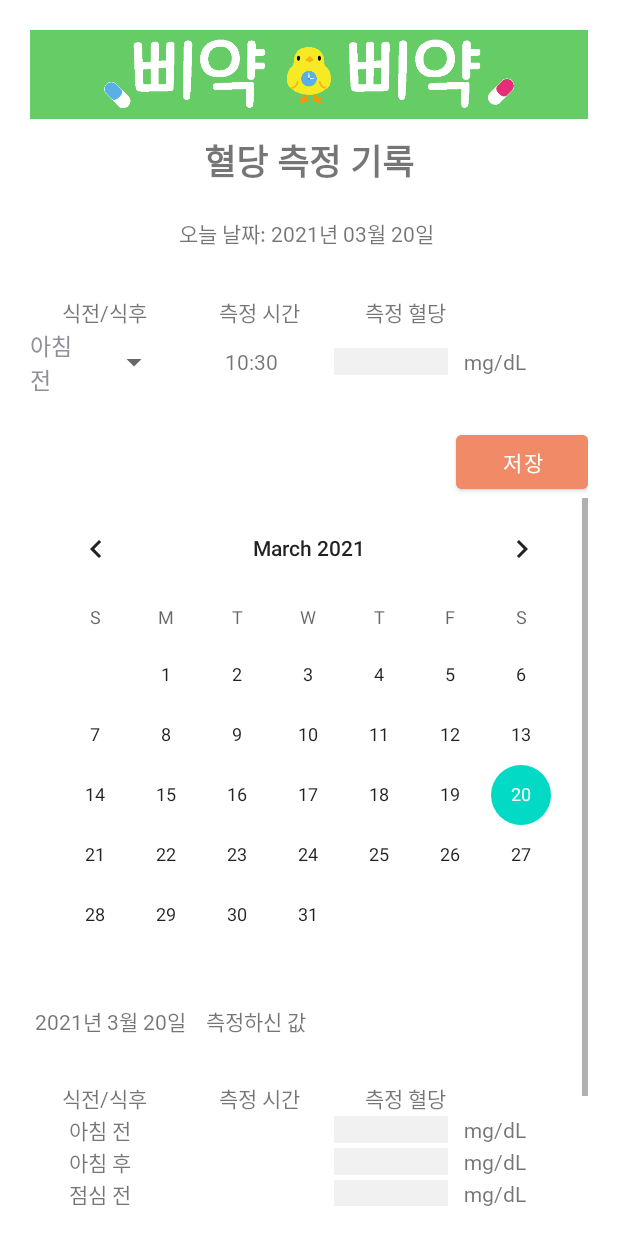
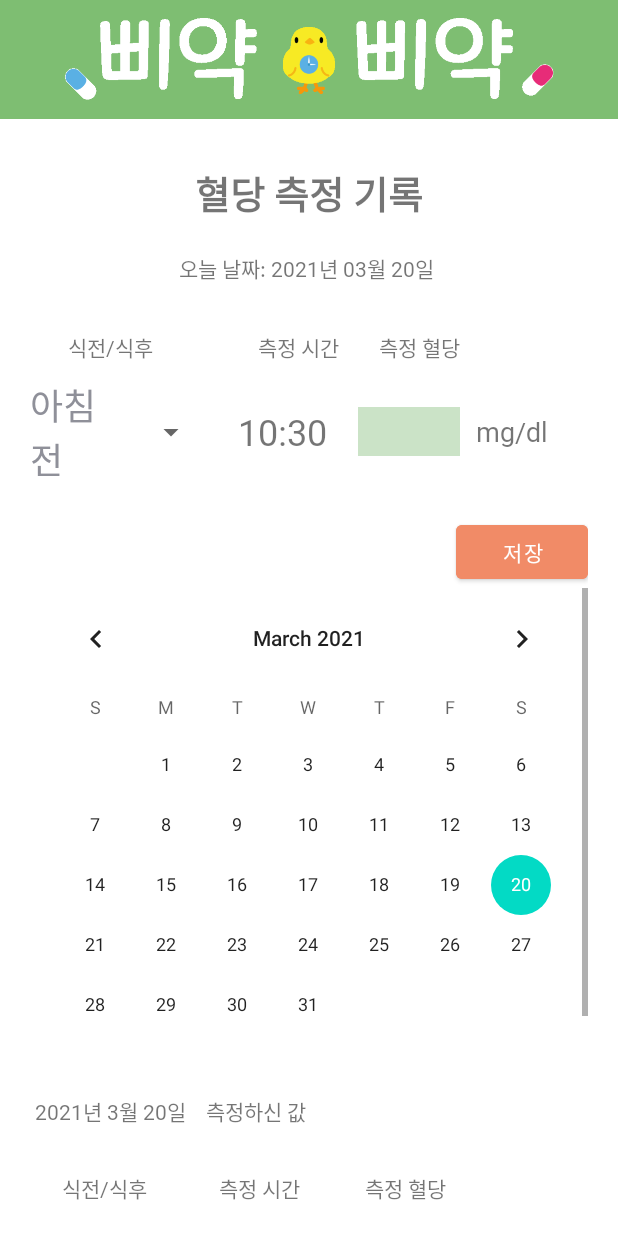
Before and after one commit to jinchaeeun/MedicationProject, an Android app: the BloodSugar screen opened directly, with no data from a screen before it, on a phone screen of 412 x 824 dp. Run offline under Robolectric (Android 15) with nearby library versions, the phone set to English and light mode, and no system bars; our stand-ins replace Firebase (no records; nobody signed in at launch, a user with empty details on screens opened directly).

Commit message:
sugar 변경

```diff
--- a/app/src/main/java/com/example/medicationproject/TimerAlam.java
+++ b/app/src/main/java/com/example/medicationproject/TimerAlam.java
@@ -151,7 +151,7 @@ public class TimerAlam extends AppCompatActivity {
         SimpleDateFormat mFormat    = new SimpleDateFormat("HH시 mm분");
         String formatDate           = mFormat.format(mReDate);
 
-        RealTime.setText("사진 찍은 시간은" + formatDate);
+        RealTime.setText("사진 찍은 시간은 " + formatDate);
 
     }
 
--- a/app/src/main/res/layout/bloodsugarlayout2.xml
+++ b/app/src/main/res/layout/bloodsugarlayout2.xml
@@ -3,32 +3,36 @@
     xmlns:app="http://schemas.android.com/apk/res-auto"
     android:layout_width="match_parent"
     android:layout_height="match_parent"
-    android:layout_margin="20dp"
     android:gravity="center"
     android:orientation="vertical">
 
     <ImageView
         android:id="@+id/imageView2"
         android:layout_width="match_parent"
-        android:layout_height="59dp"
+        android:layout_height="79dp"
         android:layout_marginBottom="10dp"
-        android:background="#66CC66"
+        android:background="#7ebe72"
         android:onClick="gomain"
         app:srcCompat="@drawable/logo" />
-
+    <LinearLayout
+        android:layout_width="match_parent"
+        android:layout_height="match_parent"
+        android:layout_margin="20dp"
+        android:orientation="vertical">
     <TextView
-        android:gravity="center"
         android:id="@+id/bSTXT"
         android:layout_width="match_parent"
         android:layout_height="wrap_content"
         android:fontFamily="@font/app_main_font"
+        android:gravity="center"
         android:text="@string/bloodSugar"
-        android:textSize="23sp"
+        android:textSize="25sp"
         android:textStyle="bold" />
 
         <LinearLayout
             android:layout_width="wrap_content"
             android:layout_height="wrap_content"
+            android:layout_gravity="center"
             android:layout_marginTop="20dp"
             android:orientation="horizontal">
 
@@ -61,7 +65,8 @@
                 android:layout_height="match_parent"
                 android:layout_row="0"
                 android:layout_column="0"
-            android:layout_marginStart="21dp"
+                android:layout_marginStart="25dp"
+                android:layout_marginBottom="10dp"
                 android:orientation="horizontal">
 
                 <TextView
@@ -76,7 +81,7 @@
                     android:id="@+id/bMeasureTXT"
                     android:layout_width="wrap_content"
                     android:layout_height="wrap_content"
-                android:layout_marginStart="48dp"
+                    android:layout_marginStart="70dp"
                     android:layout_marginEnd="23dp"
                     android:fontFamily="@font/app_main_font"
                     android:text="@string/bPMeasure" />
@@ -85,7 +90,7 @@
                     android:id="@+id/bSugarTXT"
                     android:layout_width="wrap_content"
                     android:layout_height="wrap_content"
-                android:layout_marginStart="20dp"
+                    android:layout_marginStart="3dp"
                     android:fontFamily="@font/app_main_font"
                     android:text="@string/bSugar" />
 
@@ -101,39 +106,40 @@
 
                 <Spinner
                     android:id="@+id/meal_spinner"
-                android:layout_width="match_parent"
+                    android:layout_width="405dp"
                     android:layout_height="wrap_content"
                     android:layout_gravity="center|end"
                     android:layout_weight="1"
-                android:gravity="center|end"
-                android:labelFor="@+id/bPrTimeTXT"/>
+                    android:labelFor="@+id/bPrTimeTXT" />
 
                 <TextView
                     android:id="@+id/bSuTimeTXT"
                     android:layout_width="match_parent"
-                android:layout_height="24dp"
+                    android:layout_height="34dp"
                     android:layout_gravity="center"
                     android:layout_marginStart="15dp"
                     android:layout_weight="1"
                     android:fontFamily="@font/app_main_font"
                     android:gravity="center"
-                android:labelFor="@+id/bPrETXT" />
+                    android:labelFor="@+id/bPrETXT"
+                    android:textSize="24sp" />
 
 
                 <EditText
                     android:id="@+id/bSugarETXT"
                     android:layout_width="match_parent"
-                android:layout_height="wrap_content"
+                    android:layout_height="34dp"
                     android:layout_gravity="center|end"
                     android:layout_marginStart="15dp"
                     android:layout_weight="1"
                     android:background="@drawable/edit_border"
+                    android:backgroundTint="#cbe3c7"
                     android:fontFamily="@font/app_main_font"
                     android:gravity="center"
                     android:importantForAutofill="no"
                     android:inputType="number"
                     android:maxLength="3"
-                android:textSize="14sp" />
+                    android:textSize="24sp" />
 
                 <TextView
                     android:id="@+id/mmHgTXT1"
@@ -143,7 +149,8 @@
                     android:layout_marginStart="10dp"
                     android:layout_weight="1"
                     android:fontFamily="@font/app_main_font"
-                android:text="@string/mgdL" />
+                    android:text="@string/mgdL"
+                    android:textSize="18sp" />
             </LinearLayout>
 
         </GridLayout>
@@ -170,7 +177,7 @@
             <CalendarView
                 android:id="@+id/bSuCalendarView"
                 android:layout_width="match_parent"
-                android:layout_height="wrap_content" />
+                android:layout_height="match_parent" />
 
             <LinearLayout
                 android:layout_width="match_parent"
@@ -251,7 +258,8 @@
                         android:layout_weight="1"
                         android:fontFamily="@font/app_main_font"
                         android:gravity="center"
-                        android:text="@string/bf_before" />
+                        android:text="@string/bf_before"
+                        android:textSize="18sp" />
 
                     <TextView
                         android:id="@+id/before_bfTimeTXT_show"
@@ -262,7 +270,8 @@
                         android:layout_weight="1"
                         android:fontFamily="@font/app_main_font"
                         android:gravity="center"
-                        android:importantForAutofill="no" />
+                        android:importantForAutofill="no"
+                        android:textSize="18sp" />
 
 
                     <TextView
@@ -272,10 +281,10 @@
                         android:layout_gravity="center"
                         android:layout_marginStart="15dp"
                         android:layout_weight="1"
-                        android:background="@drawable/edit_border"
                         android:fontFamily="@font/app_main_font"
                         android:gravity="center"
-                        android:maxLength="3" />
+                        android:maxLength="3"
+                        android:textSize="18sp" />
 
                     <TextView
                         android:id="@+id/before_mgDlTXT1_show"
@@ -285,7 +294,8 @@
                         android:layout_marginStart="10dp"
                         android:layout_weight="1"
                         android:fontFamily="@font/app_main_font"
-                        android:text="@string/mgdL" />
+                        android:text="@string/mgdL"
+                        android:textSize="18sp" />
                 </LinearLayout>
 
                 <LinearLayout
@@ -303,7 +313,8 @@
                         android:layout_weight="1"
                         android:fontFamily="@font/app_main_font"
                         android:gravity="center"
-                        android:text="@string/bf_after" />
+                        android:text="@string/bf_after"
+                        android:textSize="18sp" />
 
                     <TextView
                         android:id="@+id/after_bfTimeTXT_show"
@@ -314,7 +325,8 @@
                         android:layout_weight="1"
                         android:fontFamily="@font/app_main_font"
                         android:gravity="center"
-                        android:importantForAutofill="no" />
+                        android:importantForAutofill="no"
+                        android:textSize="18sp" />
 
 
                     <TextView
@@ -324,10 +336,10 @@
                         android:layout_gravity="center"
                         android:layout_marginStart="15dp"
                         android:layout_weight="1"
-                        android:background="@drawable/edit_border"
                         android:fontFamily="@font/app_main_font"
                         android:gravity="center"
-                        android:maxLength="3" />
+                        android:maxLength="3"
+                        android:textSize="18sp" />
 
                     <TextView
                         android:id="@+id/after_mgDlTXT2_show"
@@ -337,7 +349,8 @@
                         android:layout_marginStart="10dp"
                         android:layout_weight="1"
                         android:fontFamily="@font/app_main_font"
-                        android:text="@string/mgdL" />
+                        android:text="@string/mgdL"
+                        android:textSize="18sp" />
                 </LinearLayout>
 
                 <LinearLayout
@@ -355,7 +368,8 @@
                         android:layout_weight="1"
                         android:fontFamily="@font/app_main_font"
                         android:gravity="center"
-                        android:text="@string/lunch_before" />
+                        android:text="@string/lunch_before"
+                        android:textSize="18sp" />
 
                     <TextView
                         android:id="@+id/before_lunchTimeTXT_show"
@@ -366,7 +380,8 @@
                         android:layout_weight="1"
                         android:fontFamily="@font/app_main_font"
                         android:gravity="center"
-                        android:importantForAutofill="no" />
+                        android:importantForAutofill="no"
+                        android:textSize="18sp" />
 
                     <TextView
                         android:id="@+id/before_lunchBSTXT_show"
@@ -375,10 +390,10 @@
                         android:layout_gravity="center"
                         android:layout_marginStart="15dp"
                         android:layout_weight="1"
-                        android:background="@drawable/edit_border"
                         android:fontFamily="@font/app_main_font"
                         android:gravity="center"
-                        android:maxLength="3" />
+                        android:maxLength="3"
+                        android:textSize="18sp" />
 
                     <TextView
                         android:id="@+id/before_mmHgTXT3_show"
@@ -388,7 +403,8 @@
                         android:layout_marginStart="10dp"
                         android:layout_weight="1"
                         android:fontFamily="@font/app_main_font"
-                        android:text="@string/mgdL" />
+                        android:text="@string/mgdL"
+                        android:textSize="18sp" />
                 </LinearLayout>
 
                 <LinearLayout
@@ -406,7 +422,8 @@
                         android:layout_weight="1"
                         android:fontFamily="@font/app_main_font"
                         android:gravity="center"
-                        android:text="@string/lunch_after" />
+                        android:text="@string/lunch_after"
+                        android:textSize="18sp" />
 
                     <TextView
                         android:id="@+id/after_lunchTimeTXT_show"
@@ -417,7 +434,8 @@
                         android:layout_weight="1"
                         android:fontFamily="@font/app_main_font"
                         android:gravity="center"
-                        android:importantForAutofill="no" />
+                        android:importantForAutofill="no"
+                        android:textSize="18sp" />
 
                     <TextView
                         android:id="@+id/after_lunchBSTXT_show"
@@ -426,10 +444,10 @@
                         android:layout_gravity="center"
                         android:layout_marginStart="15dp"
                         android:layout_weight="1"
-                        android:background="@drawable/edit_border"
                         android:fontFamily="@font/app_main_font"
                         android:gravity="center"
-                        android:maxLength="3" />
+                        android:maxLength="3"
+                        android:textSize="18sp" />
 
                     <TextView
                         android:id="@+id/after_mgDlTXT4_show"
@@ -439,7 +457,8 @@
                         android:layout_marginStart="10dp"
                         android:layout_weight="1"
                         android:fontFamily="@font/app_main_font"
-                        android:text="@string/mgdL" />
+                        android:text="@string/mgdL"
+                        android:textSize="18sp" />
                 </LinearLayout>
 
                 <LinearLayout
@@ -457,7 +476,8 @@
                         android:layout_weight="1"
                         android:fontFamily="@font/app_main_font"
                         android:gravity="center"
-                        android:text="@string/dn_before" />
+                        android:text="@string/dn_before"
+                        android:textSize="18sp" />
 
                     <TextView
                         android:id="@+id/before_dnTimeTXT_show"
@@ -468,7 +488,8 @@
                         android:layout_weight="1"
                         android:fontFamily="@font/app_main_font"
                         android:gravity="center"
-                        android:importantForAutofill="no" />
+                        android:importantForAutofill="no"
+                        android:textSize="18sp" />
 
                     <TextView
                         android:id="@+id/before_dnBSTXT_show"
@@ -477,10 +498,10 @@
                         android:layout_gravity="center"
                         android:layout_marginStart="15dp"
                         android:layout_weight="1"
-                        android:background="@drawable/edit_border"
                         android:fontFamily="@font/app_main_font"
                         android:gravity="center"
-                        android:maxLength="3" />
+                        android:maxLength="3"
+                        android:textSize="18sp" />
 
                     <TextView
                         android:id="@+id/before_mgDlTXT7_show"
@@ -490,7 +511,8 @@
                         android:layout_marginStart="10dp"
                         android:layout_weight="1"
                         android:fontFamily="@font/app_main_font"
-                        android:text="@string/mgdL" />
+                        android:text="@string/mgdL"
+                        android:textSize="18sp" />
                 </LinearLayout>
 
                 <LinearLayout
@@ -508,7 +530,8 @@
                         android:layout_weight="1"
                         android:fontFamily="@font/app_main_font"
                         android:gravity="center"
-                        android:text="@string/dn_after" />
+                        android:text="@string/dn_after"
+                        android:textSize="18sp" />
 
                     <TextView
                         android:id="@+id/after_dnTimeTXT_show"
@@ -519,7 +542,8 @@
                         android:layout_weight="1"
                         android:fontFamily="@font/app_main_font"
                         android:gravity="center"
-                        android:importantForAutofill="no" />
+                        android:importantForAutofill="no"
+                        android:textSize="18sp" />
 
                     <TextView
                         android:id="@+id/after_dnBSTXT_show"
@@ -528,10 +552,10 @@
                         android:layout_gravity="center"
                         android:layout_marginStart="15dp"
                         android:layout_weight="1"
-                        android:background="@drawable/edit_border"
                         android:fontFamily="@font/app_main_font"
                         android:gravity="center"
-                        android:maxLength="3" />
+                        android:maxLength="3"
+                        android:textSize="18sp" />
 
                     <TextView
                         android:id="@+id/after_mmHgTXT8_show"
@@ -541,12 +565,13 @@
                         android:layout_marginStart="10dp"
                         android:layout_weight="1"
                         android:fontFamily="@font/app_main_font"
-                        android:text="@string/mgdL" />
+                        android:text="@string/mgdL"
+                        android:textSize="18sp" />
                 </LinearLayout>
 
             </GridLayout>
         </LinearLayout>
     </ScrollView>
 
-
     </LinearLayout>
+</LinearLayout>
--- a/app/src/main/res/layout/item_layout.xml
+++ b/app/src/main/res/layout/item_layout.xml
@@ -15,7 +15,7 @@
         android:layout_height="0dp"
         android:layout_marginBottom="5dp"
         android:layout_weight="1.4"
-        android:fontFamily="@font/app_bold_font"
+        android:fontFamily="@font/app_main_font"
         android:gravity="center_vertical"
         android:textSize="30sp" />
     <!--전화번호-->
--- a/app/src/main/res/layout/spinner_item.xml
+++ b/app/src/main/res/layout/spinner_item.xml
@@ -4,4 +4,4 @@
     android:layout_height="wrap_content"
     android:layout_margin="10dp"
     android:fontFamily="@font/app_main_font"
-    android:textSize="15sp"></TextView>
+    android:textSize="24sp"></TextView>
--- a/app/src/main/res/layout/splashscreen.xml
+++ b/app/src/main/res/layout/splashscreen.xml
@@ -14,7 +14,7 @@
         android:layout_gravity="bottom|center_horizontal"
 
         android:layout_marginLeft="40dp"
-        android:layout_marginTop="500dp"
+        android:layout_marginTop="510dp"
         android:layout_marginRight="40dp"
         android:layout_marginBottom="100dp"
         android:layout_weight="1"
--- a/app/src/main/res/values/strings.xml
+++ b/app/src/main/res/values/strings.xml
@@ -17,7 +17,7 @@
     <string name="bSLun2">점심 후</string>
     <string name="bSEve1">저녁 전</string>
     <string name="bSEve2">저녁 후</string>
-    <string name="mgdL">mg/dL</string>
+    <string name="mgdL">mg/dl</string>
     <string name="todayDate">오늘 날짜: </string>
 
     <!--familyaddlayout-->
@@ -62,7 +62,7 @@
     <string name="success_signup">회원가입 성공</string>
     <string name="failed_signup">회원가입 실패</string>
 
-    <string name="ask">드실 약을 찍어주세요.</string>
+    <string name="ask">드실 약을 촬영해주세요.</string>
     <string name="alam">10분 뒤 다시 알림</string>
     <string name="Login">Login</string>
     <string name="OK">로그인</string>
```
Also changed, not shown: app/src/main/res/layout/activity_main.xml (+9 -4 lines), app/src/main/res/layout/bloodpreslayout.xml (+51 -44 lines), app/src/main/res/layout/entergrop.xml (+14 -21 lines), app/src/main/res/layout/familylistlayout.xml (+9 -5 lines), app/src/main/res/layout/login.xml (+16 -16 lines), app/src/main/res/layout/timeralam.xml (+28 -21 lines), app/src/main/res/drawable-v24/mainquick.gif (added), app/src/main/res/drawable/appicon.gif (deleted). Lines whose indentation alone changed are shown as unchanged.
